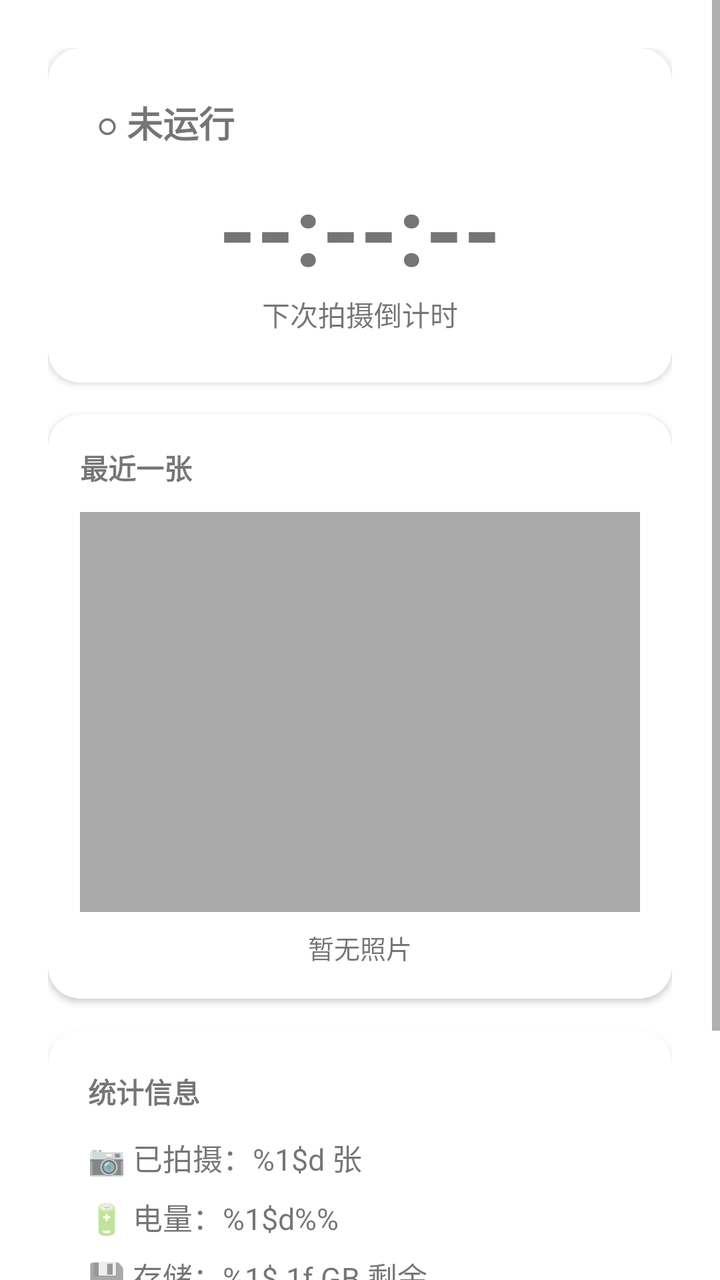
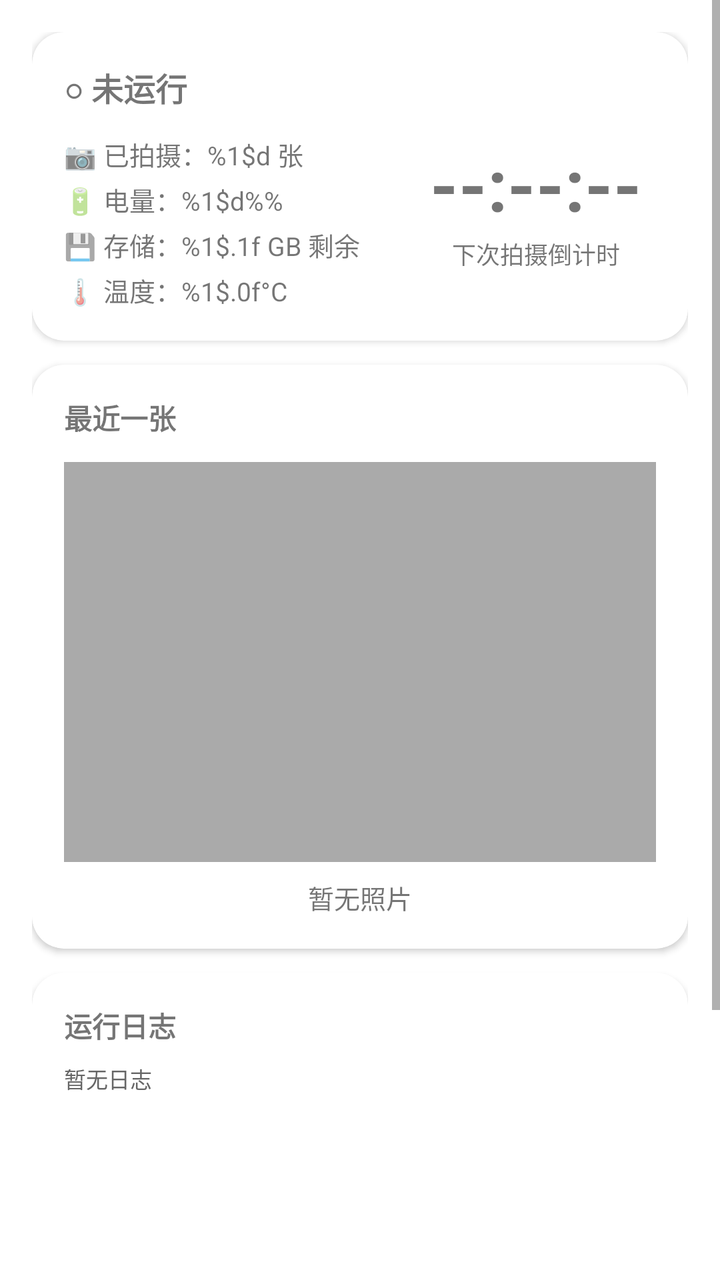

Screens rendered from an Android XML layout before and after an edit, with the pre-edit source and the edit as a unified diff.
<!-- AndroidManifest.xml: application theme Theme.TimeLapseCamera -->
<!-- res/layout/fragment_status.xml -->
<?xml version="1.0" encoding="utf-8"?>
<ScrollView xmlns:android="http://schemas.android.com/apk/res/android"
    xmlns:app="http://schemas.android.com/apk/res-auto"
    android:layout_width="match_parent"
    android:layout_height="match_parent"
    android:fillViewport="true">

    <LinearLayout
        android:layout_width="match_parent"
        android:layout_height="wrap_content"
        android:orientation="vertical"
        android:padding="24dp">

        
        <com.google.android.material.card.MaterialCardView
            android:layout_width="match_parent"
            android:layout_height="wrap_content"
            android:layout_marginBottom="16dp"
            app:cardCornerRadius="16dp"
            app:cardElevation="2dp">

            <LinearLayout
                android:layout_width="match_parent"
                android:layout_height="wrap_content"
                android:orientation="vertical"
                android:padding="24dp">

                <TextView
                    android:id="@+id/tvStatus"
                    android:layout_width="wrap_content"
                    android:layout_height="wrap_content"
                    android:text="@string/status_stopped"
                    android:textSize="18sp"
                    android:textStyle="bold" />

                <TextView
                    android:id="@+id/tvCountdown"
                    android:layout_width="match_parent"
                    android:layout_height="wrap_content"
                    android:layout_marginTop="8dp"
                    android:gravity="center"
                    android:text="--:--:--"
                    android:textSize="48sp"
                    android:textStyle="bold" />

                <TextView
                    android:id="@+id/tvCountdownLabel"
                    android:layout_width="match_parent"
                    android:layout_height="wrap_content"
                    android:gravity="center"
                    android:text="@string/status_next_capture"
                    android:textSize="14sp" />
            </LinearLayout>
        </com.google.android.material.card.MaterialCardView>

        
        <com.google.android.material.card.MaterialCardView
            android:layout_width="match_parent"
            android:layout_height="wrap_content"
            android:layout_marginBottom="16dp"
            app:cardCornerRadius="16dp"
            app:cardElevation="2dp">

            <LinearLayout
                android:layout_width="match_parent"
                android:layout_height="wrap_content"
                android:orientation="vertical"
                android:padding="16dp">

                <TextView
                    android:layout_width="wrap_content"
                    android:layout_height="wrap_content"
                    android:text="@string/status_latest_photo"
                    android:textSize="14sp"
                    android:textStyle="bold" />

                <ImageView
                    android:id="@+id/ivLatest"
                    android:layout_width="match_parent"
                    android:layout_height="200dp"
                    android:layout_marginTop="12dp"
                    android:scaleType="centerCrop"
                    android:src="@android:color/darker_gray" />

                <TextView
                    android:id="@+id/tvLatestTime"
                    android:layout_width="match_parent"
                    android:layout_height="wrap_content"
                    android:layout_marginTop="8dp"
                    android:gravity="center"
                    android:text="@string/status_no_photo_yet"
                    android:textSize="13sp" />
            </LinearLayout>
        </com.google.android.material.card.MaterialCardView>

        
        <com.google.android.material.card.MaterialCardView
            android:layout_width="match_parent"
            android:layout_height="wrap_content"
            android:layout_marginBottom="16dp"
            app:cardCornerRadius="16dp"
            app:cardElevation="2dp">

            <LinearLayout
                android:layout_width="match_parent"
                android:layout_height="wrap_content"
                android:orientation="vertical"
                android:padding="20dp">

                <TextView
                    android:layout_width="wrap_content"
                    android:layout_height="wrap_content"
                    android:text="@string/status_stats"
                    android:textSize="14sp"
                    android:textStyle="bold" />

                <TextView
                    android:id="@+id/tvCaptureCount"
                    android:layout_width="match_parent"
                    android:layout_height="wrap_content"
                    android:layout_marginTop="12dp"
                    android:text="@string/status_count_format"
                    android:textSize="15sp" />

                <TextView
                    android:id="@+id/tvBattery"
                    android:layout_width="match_parent"
                    android:layout_height="wrap_content"
                    android:layout_marginTop="8dp"
                    android:text="@string/status_battery_format"
                    android:textSize="15sp" />

                <TextView
                    android:id="@+id/tvStorage"
                    android:layout_width="match_parent"
                    android:layout_height="wrap_content"
                    android:layout_marginTop="8dp"
                    android:text="@string/status_storage_format"
                    android:textSize="15sp" />

                <TextView
                    android:id="@+id/tvTemperature"
                    android:layout_width="match_parent"
                    android:layout_height="wrap_content"
                    android:layout_marginTop="8dp"
                    android:text="@string/status_temperature_format"
                    android:textSize="15sp" />
            </LinearLayout>
        </com.google.android.material.card.MaterialCardView>

        
        <com.google.android.material.button.MaterialButton
            android:id="@+id/btnToggle"
            android:layout_width="match_parent"
            android:layout_height="56dp"
            android:text="@string/btn_start"
            android:textSize="16sp"
            app:cornerRadius="12dp" />

    </LinearLayout>
</ScrollView>
<!-- resources referenced by this layout -->
<resources>
  <string name="btn_start">开始拍摄</string>
  <string name="status_battery_format">🔋 电量：%1$d%%</string>
  <string name="status_count_format">📷 已拍摄：%1$d 张</string>
  <string name="status_latest_photo">最近一张</string>
  <string name="status_next_capture">下次拍摄倒计时</string>
  <string name="status_no_photo_yet">暂无照片</string>
  <string name="status_stats">统计信息</string>
  <string name="status_stopped">○ 未运行</string>
  <string name="status_storage_format">💾 存储：%1$.1f GB 剩余</string>
  <string name="status_temperature_format">🌡 温度：%1$.0f°C</string>
  <style name="Theme.TimeLapseCamera" parent="Theme.MaterialComponents.Light.NoActionBar">
          <item name="colorPrimary">@color/primary</item>
          <item name="colorPrimaryVariant">@color/primary_dark</item>
          <item name="colorOnPrimary">@color/white</item>
          <item name="colorSecondary">@color/accent</item>
          <item name="colorOnSecondary">@color/black</item>
          <item name="android:statusBarColor" tools:targetApi="21">@color/primary_dark</item>
      </style>
  <color name="primary">#2E7D32</color>
  <color name="primary_dark">#1B5E20</color>
  <color name="white">#FFFFFF</color>
  <color name="accent">#FF6F00</color>
  <color name="black">#000000</color>
</resources>

<!-- the commit's change to res/layout/fragment_status.xml (unified diff, before → after) -->
@@ -9,13 +9,13 @@
         android:layout_width="match_parent"
         android:layout_height="wrap_content"
         android:orientation="vertical"
-        android:padding="24dp">
+        android:padding="16dp">
 
         
         <com.google.android.material.card.MaterialCardView
             android:layout_width="match_parent"
             android:layout_height="wrap_content"
-            android:layout_marginBottom="16dp"
+            android:layout_marginBottom="12dp"
             app:cardCornerRadius="16dp"
             app:cardElevation="2dp">
 
@@ -23,33 +23,87 @@
                 android:layout_width="match_parent"
                 android:layout_height="wrap_content"
                 android:orientation="vertical"
-                android:padding="24dp">
+                android:padding="16dp">
 
                 <TextView
                     android:id="@+id/tvStatus"
                     android:layout_width="wrap_content"
                     android:layout_height="wrap_content"
+                    android:layout_marginBottom="12dp"
                     android:text="@string/status_stopped"
-                    android:textSize="18sp"
+                    android:textSize="16sp"
                     android:textStyle="bold" />
 
-                <TextView
-                    android:id="@+id/tvCountdown"
+                <LinearLayout
                     android:layout_width="match_parent"
                     android:layout_height="wrap_content"
-                    android:layout_marginTop="8dp"
-                    android:gravity="center"
-                    android:text="--:--:--"
-                    android:textSize="48sp"
-                    android:textStyle="bold" />
+                    android:orientation="horizontal">
 
-                <TextView
-                    android:id="@+id/tvCountdownLabel"
-                    android:layout_width="match_parent"
-                    android:layout_height="wrap_content"
-                    android:gravity="center"
-                    android:text="@string/status_next_capture"
-                    android:textSize="14sp" />
+                    
+                    <LinearLayout
+                        android:layout_width="0dp"
+                        android:layout_height="wrap_content"
+                        android:layout_gravity="center_vertical"
+                        android:layout_weight="1"
+                        android:orientation="vertical">
+
+                        <TextView
+                            android:id="@+id/tvCaptureCount"
+                            android:layout_width="wrap_content"
+                            android:layout_height="wrap_content"
+                            android:text="@string/status_count_format"
+                            android:textSize="13sp" />
+
+                        <TextView
+                            android:id="@+id/tvBattery"
+                            android:layout_width="wrap_content"
+                            android:layout_height="wrap_content"
+                            android:layout_marginTop="4dp"
+                            android:text="@string/status_battery_format"
+                            android:textSize="13sp" />
+
+                        <TextView
+                            android:id="@+id/tvStorage"
+                            android:layout_width="wrap_content"
+                            android:layout_height="wrap_content"
+                            android:layout_marginTop="4dp"
+                            android:text="@string/status_storage_format"
+                            android:textSize="13sp" />
+
+                        <TextView
+                            android:id="@+id/tvTemperature"
+                            android:layout_width="wrap_content"
+                            android:layout_height="wrap_content"
+                            android:layout_marginTop="4dp"
+                            android:text="@string/status_temperature_format"
+                            android:textSize="13sp" />
+                    </LinearLayout>
+
+                    
+                    <LinearLayout
+                        android:layout_width="wrap_content"
+                        android:layout_height="wrap_content"
+                        android:gravity="center"
+                        android:minWidth="120dp"
+                        android:orientation="vertical">
+
+                        <TextView
+                            android:id="@+id/tvCountdown"
+                            android:layout_width="wrap_content"
+                            android:layout_height="wrap_content"
+                            android:text="--:--:--"
+                            android:textSize="36sp"
+                            android:textStyle="bold" />
+
+                        <TextView
+                            android:id="@+id/tvCountdownLabel"
+                            android:layout_width="wrap_content"
+                            android:layout_height="wrap_content"
+                            android:layout_marginTop="2dp"
+                            android:text="@string/status_next_capture"
+                            android:textSize="12sp" />
+                    </LinearLayout>
+                </LinearLayout>
             </LinearLayout>
         </com.google.android.material.card.MaterialCardView>
 
@@ -57,7 +111,7 @@
         <com.google.android.material.card.MaterialCardView
             android:layout_width="match_parent"
             android:layout_height="wrap_content"
-            android:layout_marginBottom="16dp"
+            android:layout_marginBottom="12dp"
             app:cardCornerRadius="16dp"
             app:cardElevation="2dp">
 
@@ -97,7 +151,7 @@
         <com.google.android.material.card.MaterialCardView
             android:layout_width="match_parent"
             android:layout_height="wrap_content"
-            android:layout_marginBottom="16dp"
+            android:layout_marginBottom="12dp"
             app:cardCornerRadius="16dp"
             app:cardElevation="2dp">
 
@@ -105,46 +159,29 @@
                 android:layout_width="match_parent"
                 android:layout_height="wrap_content"
                 android:orientation="vertical"
-                android:padding="20dp">
+                android:padding="16dp">
 
                 <TextView
                     android:layout_width="wrap_content"
                     android:layout_height="wrap_content"
-                    android:text="@string/status_stats"
+                    android:text="@string/status_log"
                     android:textSize="14sp"
                     android:textStyle="bold" />
 
-                <TextView
-                    android:id="@+id/tvCaptureCount"
+                <ScrollView
                     android:layout_width="match_parent"
-                    android:layout_height="wrap_content"
-                    android:layout_marginTop="12dp"
-                    android:text="@string/status_count_format"
-                    android:textSize="15sp" />
+                    android:layout_height="180dp"
+                    android:layout_marginTop="8dp">
 
-                <TextView
-                    android:id="@+id/tvBattery"
-                    android:layout_width="match_parent"
-                    android:layout_height="wrap_content"
-                    android:layout_marginTop="8dp"
-                    android:text="@string/status_battery_format"
-                    android:textSize="15sp" />
-
-                <TextView
-                    android:id="@+id/tvStorage"
-                    android:layout_width="match_parent"
-                    android:layout_height="wrap_content"
-                    android:layout_marginTop="8dp"
-                    android:text="@string/status_storage_format"
-                    android:textSize="15sp" />
-
-                <TextView
-                    android:id="@+id/tvTemperature"
-                    android:layout_width="match_parent"
-                    android:layout_height="wrap_content"
-                    android:layout_marginTop="8dp"
-                    android:text="@string/status_temperature_format"
-                    android:textSize="15sp" />
+                    <TextView
+                        android:id="@+id/tvLog"
+                        android:layout_width="match_parent"
+                        android:layout_height="wrap_content"
+                        android:fontFamily="monospace"
+                        android:text="@string/status_log_empty"
+                        android:textColor="#666666"
+                        android:textSize="11sp" />
+                </ScrollView>
             </LinearLayout>
         </com.google.android.material.card.MaterialCardView>
 
<!-- resource entries referenced after the edit -->
@@ -4,9 +4,10 @@
   <string name="status_battery_format">🔋 电量：%1$d%%</string>
   <string name="status_count_format">📷 已拍摄：%1$d 张</string>
   <string name="status_latest_photo">最近一张</string>
+  <string name="status_log">运行日志</string>
+  <string name="status_log_empty">暂无日志</string>
   <string name="status_next_capture">下次拍摄倒计时</string>
   <string name="status_no_photo_yet">暂无照片</string>
-  <string name="status_stats">统计信息</string>
   <string name="status_stopped">○ 未运行</string>
   <string name="status_storage_format">💾 存储：%1$.1f GB 剩余</string>
   <string name="status_temperature_format">🌡 温度：%1$.0f°C</string>
